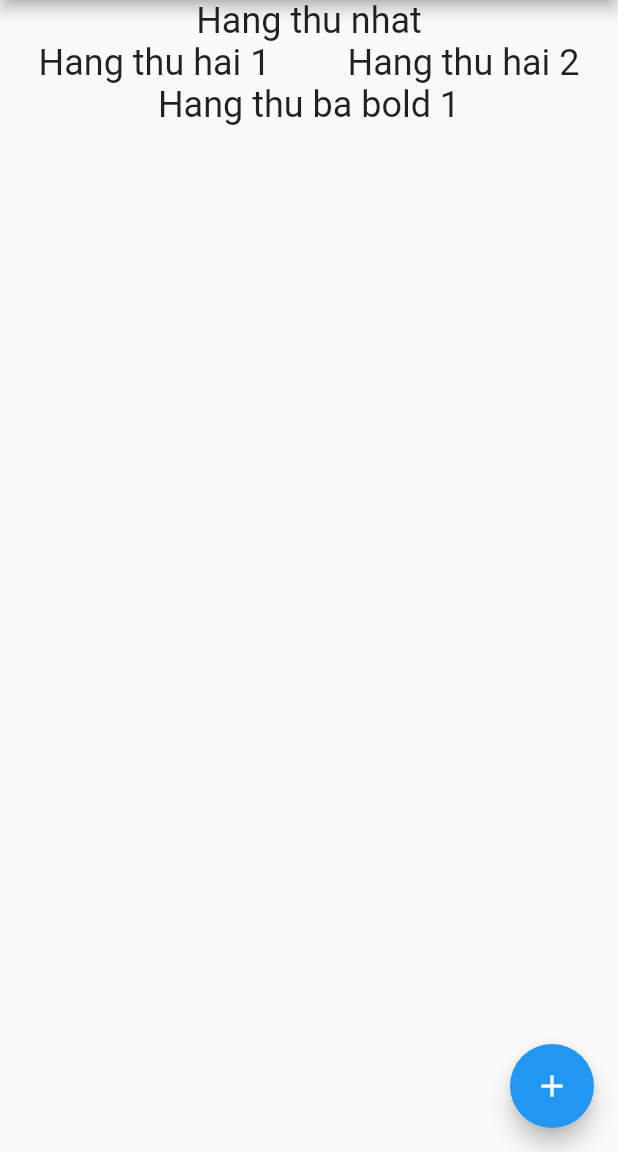
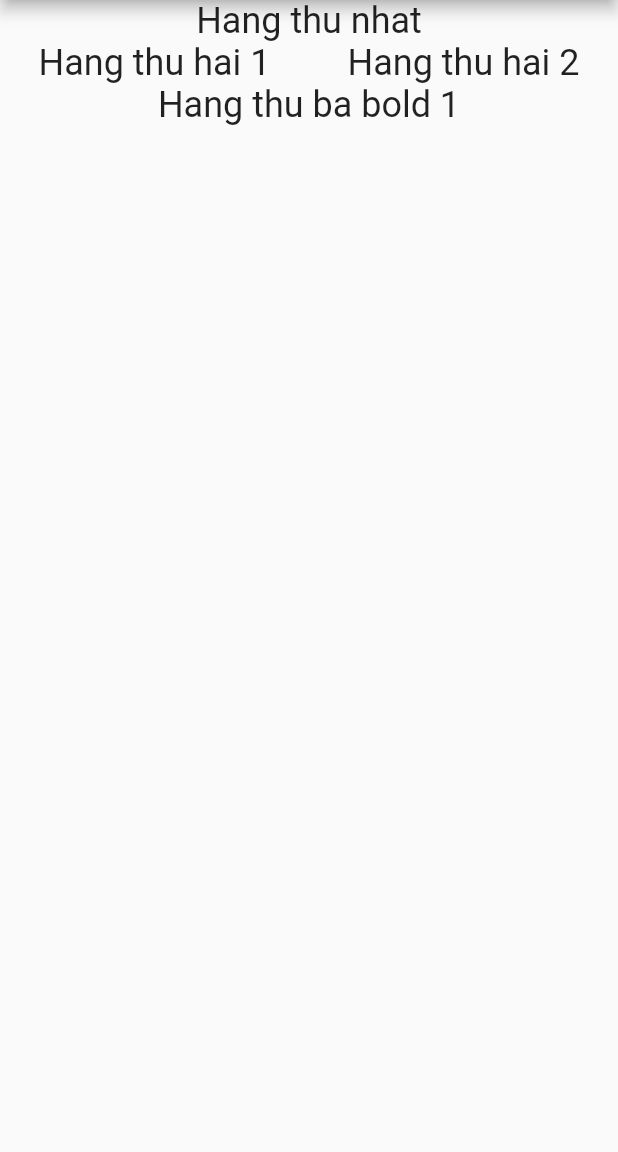
Before and after one commit to khoa-nd/flutter_row_column_stack_layout, a Flutter app: the screen it shows after launch, on a phone screen of 412 x 824 dp, the part 84-1236 px from its top. Run offline on Flutter 3.47's test engine with Material 2 defaults, Android fonts, the phone set to English and light mode, and no system bars.

Commit message:
remove comments

```diff
--- a/lib/main.dart
+++ b/lib/main.dart
@@ -6,22 +6,11 @@ void main() {
 
 class MyApp extends StatelessWidget {
   const MyApp({super.key});
-
-  // This widget is the root of your application.
   @override
   Widget build(BuildContext context) {
     return MaterialApp(
       title: 'Flutter Demo',
       theme: ThemeData(
-        // This is the theme of your application.
-        //
-        // Try running your application with "flutter run". You'll see the
-        // application has a blue toolbar. Then, without quitting the app, try
-        // changing the primarySwatch below to Colors.green and then invoke
-        // "hot reload" (press "r" in the console where you ran "flutter run",
-        // or simply save your changes to "hot reload" in a Flutter IDE).
-        // Notice that the counter didn't reset back to zero; the application
-        // is not restarted.
         primarySwatch: Colors.blue,
       ),
       home: const MyHomePage(title: 'Flutter Demo Home Page'),
@@ -31,16 +20,6 @@ class MyApp extends StatelessWidget {
 
 class MyHomePage extends StatefulWidget {
   const MyHomePage({super.key, required this.title});
-
-  // This widget is the home page of your application. It is stateful, meaning
-  // that it has a State object (defined below) that contains fields that affect
-  // how it looks.
-
-  // This class is the configuration for the state. It holds the values (in this
-  // case the title) provided by the parent (in this case the App widget) and
-  // used by the build method of the State. Fields in a Widget subclass are
-  // always marked "final".
-
   final String title;
 
   @override
@@ -48,51 +27,15 @@ class MyHomePage extends StatefulWidget {
 }
 
 class _MyHomePageState extends State<MyHomePage> {
-  int _counter = 0;
-
-  void _incrementCounter() {
-    setState(() {
-      // This call to setState tells the Flutter framework that something has
-      // changed in this State, which causes it to rerun the build method below
-      // so that the display can reflect the updated values. If we changed
-      // _counter without calling setState(), then the build method would not be
-      // called again, and so nothing would appear to happen.
-      _counter++;
-    });
-  }
 
   @override
   Widget build(BuildContext context) {
-    // This method is rerun every time setState is called, for instance as done
-    // by the _incrementCounter method above.
-    //
-    // The Flutter framework has been optimized to make rerunning build methods
-    // fast, so that you can just rebuild anything that needs updating rather
-    // than having to individually change instances of widgets.
     return Scaffold(
       appBar: AppBar(
-        // Here we take the value from the MyHomePage object that was created by
-        // the App.build method, and use it to set our appbar title.
         title: Text(widget.title),
       ),
       body: Center(
-        // Center is a layout widget. It takes a single child and positions it
-        // in the middle of the parent.
         child: Column(
-          // Column is also a layout widget. It takes a list of children and
-          // arranges them vertically. By default, it sizes itself to fit its
-          // children horizontally, and tries to be as tall as its parent.
-          //
-          // Invoke "debug painting" (press "p" in the console, choose the
-          // "Toggle Debug Paint" action from the Flutter Inspector in Android
-          // Studio, or the "Toggle Debug Paint" command in Visual Studio Code)
-          // to see the wireframe for each widget.
-          //
-          // Column has various properties to control how it sizes itself and
-          // how it positions its children. Here we use mainAxisAlignment to
-          // center the children vertically; the main axis here is the vertical
-          // axis because Columns are vertical (the cross axis would be
-          // horizontal).
           mainAxisAlignment: MainAxisAlignment.start,
           children: <Widget>[
             const Text("Hang thu nhat", style: TextStyle(fontSize: 24.0), textAlign: TextAlign.center),
@@ -105,12 +48,7 @@ class _MyHomePageState extends State<MyHomePage> {
             const Text("Hang thu ba bold 1", style: TextStyle(fontSize: 24.0), textAlign: TextAlign.center),
           ],
         ),
-      ),
-      floatingActionButton: FloatingActionButton(
-        onPressed: _incrementCounter,
-        tooltip: 'Increment',
-        child: const Icon(Icons.add),
-      ), // This trailing comma makes auto-formatting nicer for build methods.
+      )
     );
   }
 }
```
